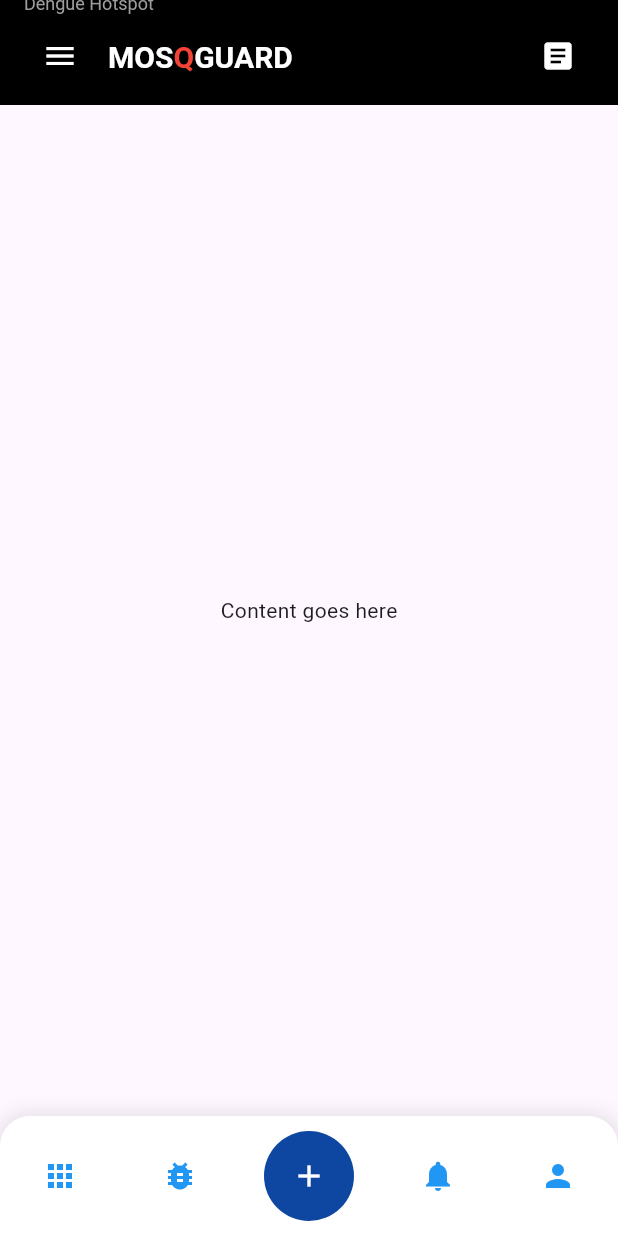
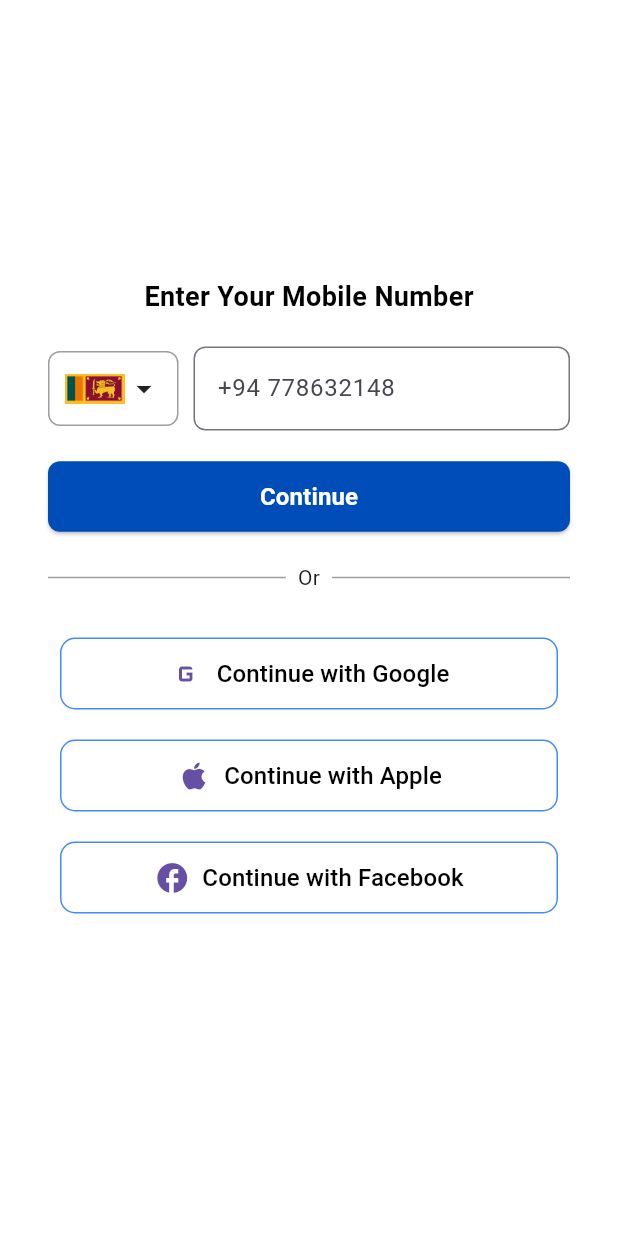
Before and after one commit to thanujaDev26/MOSQGUARD, a Flutter app: the screen it shows after launch, on a phone screen of 412 x 824 dp. Run offline on Flutter 3.47's test engine with Material 3 defaults, Android fonts, the phone set to English and light mode, and no system bars.

Commit message:
Login page initiated

```diff
--- a/lib/main.dart
+++ b/lib/main.dart
@@ -1,161 +1,20 @@
+import 'package:flutter/cupertino.dart';
 import 'package:flutter/material.dart';
+import 'package:mosqguard/pages/login/login.dart';
 
-void main() {
+void main(){
   runApp(MyApp());
 }
 
 class MyApp extends StatelessWidget {
+  const MyApp({super.key});
+
   @override
   Widget build(BuildContext context) {
+
     return MaterialApp(
       debugShowCheckedModeBanner: false,
-      home: Scaffold(
-        appBar: PreferredSize(
-          preferredSize: Size.fromHeight(70),
-          child: AppBar(
-            backgroundColor: Colors.black,
-            automaticallyImplyLeading: false, // Remove default back button
-            elevation: 0,
-            title: Column(
-              crossAxisAlignment: CrossAxisAlignment.start,
-              children: [
-                Text(
-                  'Dengue Hotspot',
-                  style: TextStyle(
-                    color: Colors.grey,
-                    fontSize: 12,
-                  ),
-                ),
-                SizedBox(height: 4),
-                Row(
-                  mainAxisAlignment: MainAxisAlignment.spaceBetween,
-                  children: [
-                    Row(
-                      children: [
-                        IconButton(
-                          icon: Icon(Icons.menu, color: Colors.white),
-                          onPressed: () {
-                            // Menu button action
-                          },
-                        ),
-                        SizedBox(width: 8),
-                        RichText(
-                          text: TextSpan(
-                            text: 'MOS',
-                            style: TextStyle(
-                              color: Colors.white,
-                              fontWeight: FontWeight.bold,
-                              fontSize: 20,
-                            ),
-                            children: [
-                              TextSpan(
-                                text: 'Q',
-                                style: TextStyle(
-                                  color: Colors.red,
-                                  fontWeight: FontWeight.bold,
-                                  fontSize: 20,
-                                ),
-                              ),
-                              TextSpan(
-                                text: 'GUARD',
-                                style: TextStyle(
-                                  color: Colors.white,
-                                  fontWeight: FontWeight.bold,
-                                  fontSize: 20,
-                                ),
-                              ),
-                            ],
-                          ),
-                        ),
-                      ],
-                    ),
-                    IconButton(
-                      icon: Icon(Icons.article, color: Colors.white),
-                      onPressed: () {
-                        // News button action
-                      },
-                    ),
-                  ],
-                ),
-              ],
-            ),
-          ),
-        ),
-        body: Center(
-          child: Text('Content goes here'),
-        ),
-        bottomNavigationBar: CustomBottomBar(),
-      ),
+      home: Login(),
     );
   }
 }
-
-class CustomBottomBar extends StatelessWidget {
-  @override
-  Widget build(BuildContext context) {
-    return Container(
-      height: 80,
-      decoration: BoxDecoration(
-        color: Colors.white,
-        borderRadius: BorderRadius.only(
-          topLeft: Radius.circular(20),
-          topRight: Radius.circular(20),
-        ),
-        boxShadow: [
-          BoxShadow(
-            color: Colors.black.withOpacity(0.1),
-            spreadRadius: 2,
-            blurRadius: 10,
-          ),
-        ],
-      ),
-      child: Row(
-        mainAxisAlignment: MainAxisAlignment.spaceAround,
-        children: [
-          IconButton(
-            icon: Icon(Icons.apps),
-            color: Colors.blue,
-            onPressed: () {
-              // Action for the grid icon
-            },
-          ),
-          IconButton(
-            icon: Icon(Icons.bug_report),
-            color: Colors.blue,
-            onPressed: () {
-              // Action for the bug icon
-            },
-          ),
-          Container(
-            height: 60,
-            width: 60,
-            decoration: BoxDecoration(
-              color: Colors.blue[900],
-              shape: BoxShape.circle,
-            ),
-            child: IconButton(
-              icon: Icon(Icons.add, color: Colors.white),
-              onPressed: () {
-                // Action for the central "+" icon
-              },
-            ),
-          ),
-          IconButton(
-            icon: Icon(Icons.notifications),
-            color: Colors.blue,
-            onPressed: () {
-              // Action for the notification icon
-            },
-          ),
-          IconButton(
-            icon: Icon(Icons.person),
-            color: Colors.blue,
-            onPressed: () {
-              // Action for the profile icon
-            },
-          ),
-        ],
-      ),
-    );
-  }
-}
--- /dev/null
+++ b/lib/pages/login/login.dart
@@ -0,0 +1,163 @@
+import 'package:flutter/material.dart';
+
+class Login extends StatelessWidget {
+  const Login({super.key});
+
+  @override
+  Widget build(BuildContext context) {
+    return Scaffold(
+      backgroundColor: Colors.white,
+      body: Center(
+        child: Container(
+          margin: const EdgeInsets.all(16.0),
+          padding: const EdgeInsets.symmetric(vertical: 20.0, horizontal: 16.0),
+          decoration: BoxDecoration(
+            color: Colors.white,
+          ),
+          child: Column(
+            mainAxisSize: MainAxisSize.min,
+            children: [
+              const Text(
+                'Enter Your Mobile Number',
+                style: TextStyle(
+                  fontSize: 18.0,
+                  fontWeight: FontWeight.bold,
+                  color: Colors.black,
+                ),
+              ),
+              const SizedBox(height: 20.0),
+              Row(
+                children: [
+                  Container(
+                    height: 50,
+                    padding: const EdgeInsets.symmetric(horizontal: 10.0),
+                    decoration: BoxDecoration(
+                      border: Border.all(color: Colors.grey),
+                      borderRadius: BorderRadius.circular(8.0),
+                    ),
+                    child: Row(
+                      children: [
+                        Image.asset(
+                          'assets/icons/sri_lanka.png',
+                          width: 40,
+                          height: 30,
+                        ),
+                        const SizedBox(width: 1.0),
+                        const Icon(Icons.arrow_drop_down),
+                      ],
+                    ),
+                  ),
+                  const SizedBox(width: 10.0),
+                  Expanded(
+                    child: TextField(
+                      keyboardType: TextInputType.phone,
+                      decoration: InputDecoration(
+                        hintText: '+94 778632148',
+                        border: OutlineInputBorder(
+                          borderRadius: BorderRadius.circular(8.0),
+                        ),
+                      ),
+                    ),
+                  ),
+                ],
+              ),
+              const SizedBox(height: 20.0),
+              SizedBox(
+                width: double.infinity,
+                child: ElevatedButton(
+                  onPressed: () {
+                    FocusScope.of(context).unfocus();
+                    print("Clicked");
+                  },
+                  style: ElevatedButton.styleFrom(
+                    padding: const EdgeInsets.symmetric(vertical: 12.0),
+                    backgroundColor: const Color(0xff004DB9),
+                    shape: RoundedRectangleBorder(
+                      borderRadius: BorderRadius.circular(8.0),
+                    ),
+                  ),
+                  child: Text(
+                    'Continue',
+                    style: TextStyle(
+                      fontSize: 16.0,
+                      fontWeight: FontWeight.bold,
+                      color: Colors.white,
+                    ),
+                  ),
+                ),
+              ),
+              const SizedBox(height: 20.0),
+              Row(
+                children: const [
+                  Expanded(child: Divider(color: Colors.grey)),
+                  Padding(
+                    padding: EdgeInsets.symmetric(horizontal: 8.0),
+                    child: Text('Or'),
+                  ),
+                  Expanded(child: Divider(color: Colors.grey)),
+                ],
+              ),
+              const SizedBox(height: 20.0),
+
+              Padding(
+                padding: const EdgeInsets.symmetric(vertical: 10, horizontal: 8),
+                child: Column(
+                  children: const [
+                    SocialButton(
+                      icon: Icons.g_mobiledata,
+                      label: 'Continue with Google',
+                    ),
+                    SizedBox(height: 20.0),
+                    SocialButton(
+                      icon: Icons.apple,
+                      label: 'Continue with Apple',
+                    ),
+                    SizedBox(height: 20.0),
+                    SocialButton(
+                      icon: Icons.facebook,
+                      label: 'Continue with Facebook',
+                    ),
+                    SizedBox(height: 20.0),
+                  ],
+                ),
+              )
+
+            ],
+          ),
+        ),
+      ),
+    );
+  }
+}
+
+class SocialButton extends StatelessWidget {
+  final IconData icon;
+  final String label;
+
+  const SocialButton({required this.icon, required this.label});
+
+  @override
+  Widget build(BuildContext context) {
+    return SizedBox(
+      width: double.infinity,
+      child: OutlinedButton.icon(
+        onPressed: () {},
+        icon: Icon(icon, size: 24.0),
+        label: Text(
+          label,
+          style: const TextStyle(
+              fontSize: 16.0,
+            color: Colors.black
+          ),
+        ),
+        style: OutlinedButton.styleFrom(
+          padding: const EdgeInsets.symmetric(vertical: 12.0),
+          side: const BorderSide(color: Colors.blueAccent),
+          shape: RoundedRectangleBorder(
+            borderRadius: BorderRadius.circular(10.0),
+          ),
+        ),
+      ),
+    );
+  }
+}
--- /dev/null
+++ b/lib/pages/splash/splash.dart
@@ -0,0 +1,34 @@
+import 'package:flutter/material.dart';
+
+class Splash extends StatelessWidget {
+  const Splash({super.key});
+
+  @override
+  Widget build(BuildContext context) {
+    return Scaffold(
+      body: Container(
+        decoration: BoxDecoration(
+          gradient: LinearGradient(
+            begin: Alignment.topCenter,
+            end: Alignment.bottomRight,
+            stops: [0.23, 1.0],
+            colors: [
+              Color(0xFF002353), // Starting color
+              Color(0xFF004DB9), // Ending color
+            ],
+          ),
+        ),
+        child: Center(
+          child: Text(
+            "Welcome",
+            style: TextStyle(
+              color: Colors.white,
+              fontSize: 24,
+              fontWeight: FontWeight.bold,
+            ),
+          ),
+        ),
+      ),
+    );
+  }
+}
--- a/pubspec.yaml
+++ b/pubspec.yaml
@@ -29,4 +29,5 @@ flutter:
 
   # Define your assets here so Flutter can use them
   assets:
-    - assets/icons/App_Icon.png  # Add your app icon to the assets section
+    - assets/icons/App_Icon.png
+    - assets/icons/sri_lanka.png
```
Also changed, not shown: assets/icons/sri_lanka.png (added), 10 other files.
